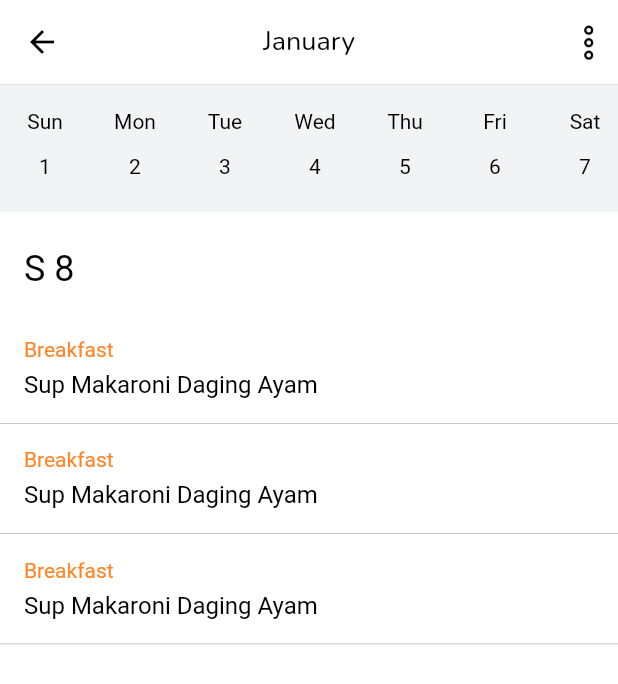
After one commit to naufal-fawwaz/mallika, a Flutter app: the CalendarPage screen opened directly, on a phone screen of 412 x 824 dp. The commit adds this screen. Shown: the top 684 px of the screen. Run offline on Flutter 3.47's test engine with Material 2 defaults, Android fonts, the phone set to English and light mode, and no system bars; our stand-ins replace carousel_slider, equatable, firebase_auth, firebase_core, flutter_bloc, go_router and 3 more; missing offline and left inert: dart:ffi; accounts and stored records are empty; Roboto replaces fonts that are missing (Abel).

Commit message:
feat: Add calendar page

```diff
--- a/lib/cubit/cubit.dart
+++ b/lib/cubit/cubit.dart
@@ -1,3 +1,4 @@
 export 'auth/auth_cubit.dart';
 export 'auth/auth_state.dart';
 export 'onboarding/onboarding_page_cubit.dart';
+export 'recipe_schedule/recipe_schedule_cubit_cubit.dart';
--- a/lib/cubit/grocery/checklist_cubit.dart
+++ b/lib/cubit/grocery/checklist_cubit.dart
@@ -19,4 +19,10 @@ class ChecklistCubit extends Cubit<List<GroceryChecklist>> {
   void deleteAllChecklist() async {
     emit([]);
   }
+
+  void deleteChecklist(int index) {
+    List<GroceryChecklist> groceries = List.from(state);
+    groceries.removeAt(index);
+    emit(groceries);
+  }
 }
--- /dev/null
+++ b/lib/cubit/recipe_schedule/recipe_schedule_cubit_cubit.dart
@@ -0,0 +1,19 @@
+import 'package:equatable/equatable.dart';
+import 'package:flutter_bloc/flutter_bloc.dart';
+
+part 'recipe_schedule_cubit_state.dart';
+
+class RecipeScheduleCubit extends Cubit<RecipeScheduleCubitState> {
+  RecipeScheduleCubit()
+      : super(RecipeScheduleCubitState(
+          date: DateTime.now(),
+          currentChosenDate: DateTime.now().day,
+        ));
+
+  void onUpdateCurrentDate(int currentDate) {
+    emit(RecipeScheduleCubitState(
+      date: DateTime.now(),
+      currentChosenDate: currentDate,
+    ));
+  }
+}
--- /dev/null
+++ b/lib/cubit/recipe_schedule/recipe_schedule_cubit_state.dart
@@ -0,0 +1,14 @@
+part of 'recipe_schedule_cubit_cubit.dart';
+
+class RecipeScheduleCubitState extends Equatable {
+  final DateTime date;
+  final int currentChosenDate;
+
+  const RecipeScheduleCubitState({
+    required this.date,
+    this.currentChosenDate = 1,
+  });
+
+  @override
+  List<Object> get props => [date, currentChosenDate];
+}
--- a/lib/presenter/main_application.dart
+++ b/lib/presenter/main_application.dart
@@ -18,7 +18,8 @@ class MainApp extends StatelessWidget {
           cubit.getLoggedInUser();
           return cubit;
         }),
-        BlocProvider(create: ((context) => ChecklistCubit()))
+        BlocProvider(create: ((context) => ChecklistCubit())),
+        BlocProvider(create: (context) => RecipeScheduleCubit())
       ],
       child: MaterialApp.router(
         title: 'Mallika',
--- /dev/null
+++ b/lib/presenter/pages/calendar_page.dart
@@ -0,0 +1,176 @@
+import 'dart:developer';
+
+import 'package:flutter/material.dart';
+import 'package:google_fonts/google_fonts.dart';
+import 'package:intl/intl.dart';
+import 'package:malika/cubit/cubit.dart';
+import 'package:malika/presenter/widgets/calendar_date_item.dart';
+import 'package:malika/themes.dart';
+import 'package:flutter_bloc/flutter_bloc.dart';
+
+class CalendarPage extends StatelessWidget {
+  const CalendarPage({super.key});
+
+  @override
+  Widget build(BuildContext context) {
+    final now = context.read<RecipeScheduleCubit>().state.date;
+    final month = DateFormat('MMMM').format(now);
+    final lastDateOnCurrentMonth = DateTime(now.year, now.month + 1, 0);
+
+    Widget calendar() {
+      return SingleChildScrollView(
+        scrollDirection: Axis.horizontal,
+        child: Row(
+          children: List.generate(lastDateOnCurrentMonth.day, (index) {
+            return CalendarDateItem(
+              currentChosenDate:
+                  context.read<RecipeScheduleCubit>().state.currentChosenDate,
+              date: index + 1,
+              year: now.year,
+              month: now.month,
+              onChosenDate: (currentDateChosen) {
+                context
+                    .read<RecipeScheduleCubit>()
+                    .onUpdateCurrentDate(currentDateChosen);
+              },
+            );
+          }),
+        ),
+      );
+    }
+
+    Widget recipeListHeader() {
+      int currentDate =
+          context.read<RecipeScheduleCubit>().state.currentChosenDate;
+      String currentDay = DateFormat('EEEEE')
+          .format(DateTime(now.year, now.month, currentDate));
+      return Container(
+        width: double.infinity,
+        padding: EdgeInsets.symmetric(horizontal: defaultPadding),
+        margin: EdgeInsets.only(top: defaultMargin, bottom: defaultPadding),
+        child: Column(
+          crossAxisAlignment: CrossAxisAlignment.start,
+          children: [
+            Text(
+              '$currentDay $currentDate',
+              style: abelTextStyle.copyWith(
+                fontSize: 24,
+              ),
+            ),
+          ],
+        ),
+      );
+    }
+
+    Widget recipeList() {
+      return ListView.builder(
+        shrinkWrap: true,
+        primary: false,
+        itemCount: 3,
+        itemBuilder: (context, index) {
+          return InkWell(
+            onTap: () {
+              log('Cliked recipe');
+            },
+            child: Column(
+              children: [
+                Container(
+                  padding: EdgeInsets.all(defaultPadding),
+                  child: Row(
+                    children: [
+                      Column(
+                        crossAxisAlignment: CrossAxisAlignment.start,
+                        children: [
+                          Text(
+                            'Breakfast',
+                            style: abelTextStyle.copyWith(
+                              color: primaryColor,
+                            ),
+                          ),
+                          const SizedBox(
+                            height: 6,
+                          ),
+                          Text(
+                            'Sup Makaroni Daging Ayam',
+                            style: abelTextStyle.copyWith(
+                              fontSize: 16,
+                            ),
+                          )
+                        ],
+                      )
+                    ],
+                  ),
+                ),
+                Container(
+                  width: double.infinity,
+                  height: 0.5,
+                  decoration: const BoxDecoration(
+                    color: Color(0xffB3B4BA),
+                  ),
+                )
+              ],
+            ),
+          );
+        },
+      );
+    }
+
+    PreferredSizeWidget appBar() {
+      return AppBar(
+        actions: [
+          Padding(
+            padding: const EdgeInsets.all(8.0),
+            child: GestureDetector(
+              onTap: () {
+                log('Tap Menu');
+              },
+              child: const Image(
+                image: AssetImage('images/ic_options.png'),
+                width: 24,
+                height: 24,
+              ),
+            ),
+          )
+        ],
+        centerTitle: true,
+        title: Text(
+          month,
+          style: subtitleTextStyle.copyWith(
+            fontSize: 18,
+          ),
+        ),
+        backgroundColor: Colors.white,
+        elevation: 0,
+        bottom: PreferredSize(
+          preferredSize: const Size(double.infinity, 1),
+          child: Container(
+            height: 1,
+            width: double.infinity,
+            decoration: const BoxDecoration(
+              color: Color(0xFFE5E5E5),
+            ),
+          ),
+        ),
+      );
+    }
+
+    return BlocConsumer<RecipeScheduleCubit, RecipeScheduleCubitState>(
+      listener: (context, state) {},
+      builder: (context, state) {
+        return Scaffold(
+          backgroundColor: Colors.white,
+          appBar: appBar(),
+          body: SingleChildScrollView(
+            child: Column(
+              children: [
+                calendar(),
+                recipeListHeader(),
+                recipeList(),
+              ],
+            ),
+          ),
+        );
+      },
+    );
+  }
+}
--- a/lib/presenter/pages/main_page.dart
+++ b/lib/presenter/pages/main_page.dart
@@ -1,6 +1,7 @@
 import 'package:flutter/material.dart';
 import 'package:flutter_bloc/flutter_bloc.dart';
 import 'package:malika/cubit/cubit.dart';
+import 'package:malika/presenter/pages/calendar_page.dart';
 import 'package:malika/presenter/pages/grocery_page.dart';
 import 'package:malika/presenter/pages/home_page.dart';
 import 'package:malika/presenter/pages/search_page.dart';
@@ -103,6 +104,8 @@ class _MainPageState extends State<MainPage> {
         return const SearchRecipePage();
       case 3:
         return const GroceryPage();
+      case 4:
+        return const CalendarPage();
       default:
         return const HomePage();
     }
--- /dev/null
+++ b/lib/presenter/widgets/calendar_date_item.dart
@@ -0,0 +1,82 @@
+import 'package:flutter/material.dart';
+import 'package:intl/intl.dart';
+import 'package:malika/themes.dart';
+
+class CalendarDateItem extends StatelessWidget {
+  final int currentChosenDate;
+  final int date;
+  final int year;
+  final int month;
+  final Function(int) onChosenDate;
+
+  const CalendarDateItem({
+    super.key,
+    required this.currentChosenDate,
+    required this.date,
+    required this.year,
+    required this.month,
+    required this.onChosenDate,
+  });
+
+  @override
+  Widget build(BuildContext context) {
+    return InkWell(
+      onTap: () {
+        onChosenDate.call(date);
+      },
+      child: Container(
+        padding: EdgeInsets.symmetric(
+          horizontal: defaultPadding,
+          vertical: 16,
+        ),
+        decoration: BoxDecoration(
+          color: backgroundColor,
+        ),
+        child: Column(
+          children: [
+            Text(
+              DateFormat('EEE').format(DateTime(year, month, date)),
+              style: abelTextStyle,
+            ),
+            SizedBox(
+              height: defaultPadding / 2,
+            ),
+            if (date == currentChosenDate) ...[
+              Container(
+                padding: const EdgeInsets.all(5),
+                width: 28,
+                height: 28,
+                decoration: BoxDecoration(
+                  color: primaryColor,
+                  borderRadius: BorderRadius.circular(
+                    20,
+                  ),
+                ),
+                child: Center(
+                  child: Text(
+                    date.toString(),
+                    style: abelTextStyle.copyWith(
+                      color: Colors.white,
+                    ),
+                  ),
+                ),
+              ),
+            ] else ...[
+              Container(
+                padding: const EdgeInsets.all(5),
+                width: 28,
+                height: 28,
+                child: Center(
+                  child: Text(
+                    date.toString(),
+                    style: abelTextStyle,
+                  ),
+                ),
+              ),
+            ]
+          ],
+        ),
+      ),
+    );
+  }
+}
--- a/lib/themes.dart
+++ b/lib/themes.dart
@@ -58,5 +58,10 @@ TextStyle greyTextStyle = GoogleFonts.nunito(
   color: const Color(0xFF636773),
 );
 
+TextStyle abelTextStyle = GoogleFonts.abel(
+  fontSize: 14,
+  color: Colors.black,
+);
+
 double defaultMargin = 24;
 double defaultPadding = 16;
```
Also changed, not shown: lib/presenter/pages/grocery_page.dart (+152 -32 lines), lib/presenter/widgets/grocery_checklist_item.dart (+6 -1 lines), pubspec.yaml (+5 -4 lines), images/ic_cart_grey.png (added), images/ic_options.png (added), pubspec.lock, 1 other file.
